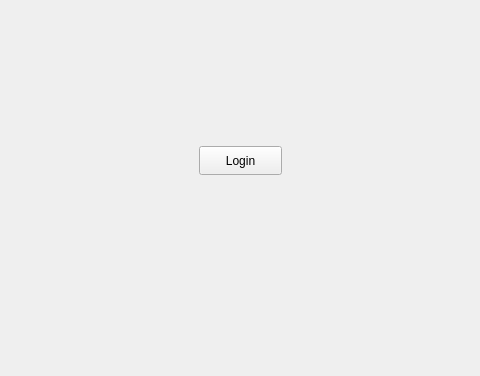
Before: the Qt Designer form frontend/mainwindow.ui in 22kmo-project/group_1, drawn with Qt 5; both pictures show x 131 to 611 and y 224 to 600 of the 800 by 600 pixel window.
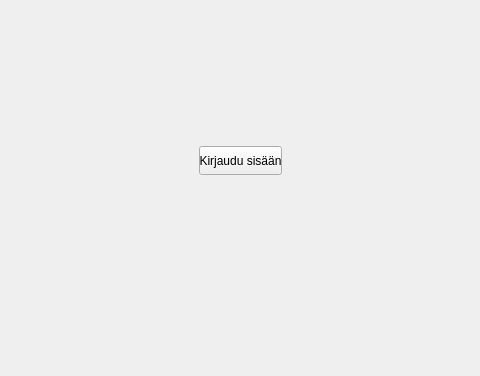
After: the same form once the commit is applied.

What changed in the file:
```diff
--- a/frontend/mainwindow.ui
+++ b/frontend/mainwindow.ui
@@ -24,7 +24,7 @@
      </rect>
     </property>
     <property name="text">
-     <string>Login</string>
+     <string>Kirjaudu sisään</string>
     </property>
    </widget>
    <widget class="QLineEdit" name="textCardNum">
```
Left out of the diff: 2 changed lines with no effect on the pictures.
